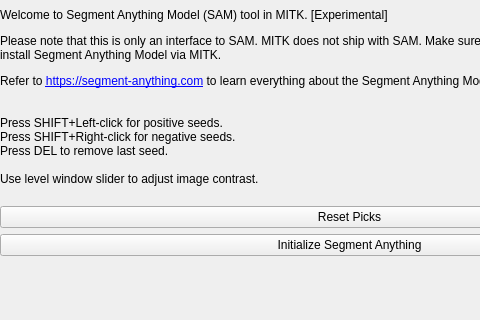
First picture: the form in Modules/SegmentationUI/Qmitk/QmitkSegmentAnythingGUIControls.ui, repository MITK/MITK, before the edit; both pictures show x 0 to 480 and y 0 to 320 of the 699 by 490 pixel window.
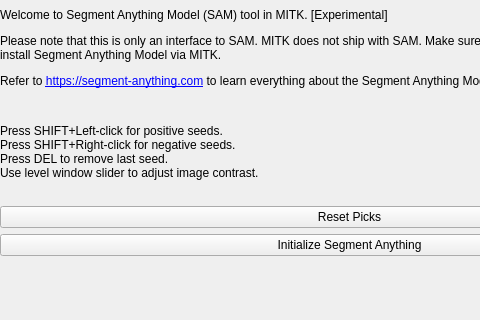
Second picture: the form after the edit.

Commit message: Remove space between strings

```diff
--- a/Modules/SegmentationUI/Qmitk/QmitkSegmentAnythingGUIControls.ui
+++ b/Modules/SegmentationUI/Qmitk/QmitkSegmentAnythingGUIControls.ui
@@ -78,7 +78,6 @@
 Press SHIFT+Left-click for positive seeds.
 Press SHIFT+Right-click for negative seeds.
 Press DEL to remove last seed.
-
 Use level window slider to adjust image contrast.
         </string>
        </property>
```
